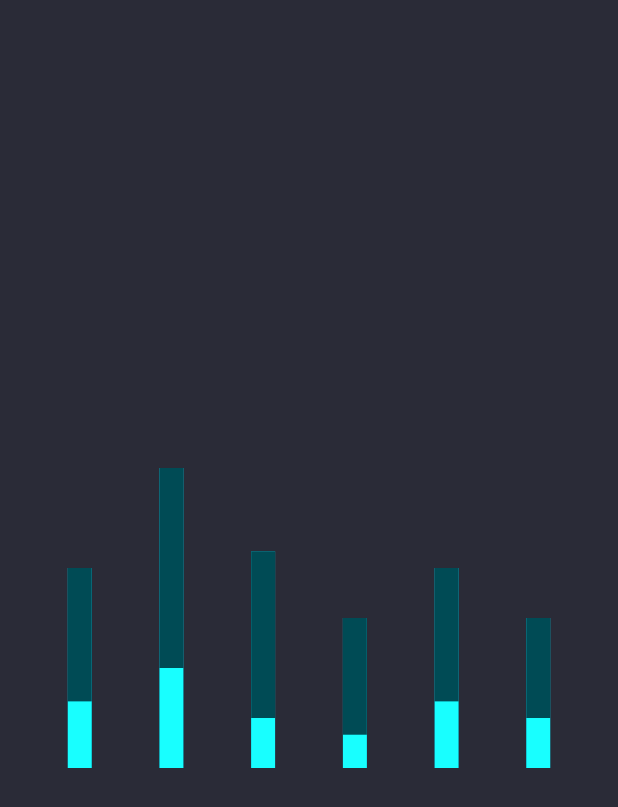
After one commit to Rajeshjoesph/Flutter_sample_project, a Flutter app: the CustomBarChart screen opened directly, on a phone screen of 412 x 824 dp. The commit adds this screen. Shown: the top 807 px of the screen. Run offline on Flutter 3.47's test engine with Material 3 defaults, Android fonts, the phone set to English and light mode, and no system bars; drawn by our look-alikes of fl_chart.

Commit message:
Refactor TodaySales widget to include CustomBarChart and enhance layout for improved data visualization

```diff
--- /dev/null
+++ b/lib/widget/bar_chart.dart
@@ -0,0 +1,59 @@
+import 'package:flutter/material.dart';
+import 'package:fl_chart/fl_chart.dart';
+
+class CustomBarChart extends StatelessWidget {
+  @override
+  Widget build(BuildContext context) {
+    return Scaffold(
+      backgroundColor: Color(0xFF2A2B37), // Dark background
+      body: Center(
+        child: SizedBox(
+          height: 200,
+          child: BarChart(
+            BarChartData(
+              gridData: FlGridData(show: false),
+              borderData: FlBorderData(show: false),
+              titlesData: FlTitlesData(
+                show: false, // No axis labels
+              ),
+              barGroups: [
+                _buildBar(0, 4, 8),
+                _buildBar(1, 6, 12),
+                _buildBar(2, 3, 10),
+                _buildBar(3, 2, 7),
+                _buildBar(4, 4, 8),
+                _buildBar(5, 3, 6),
+              ],
+            ),
+          ),
+        ),
+      ),
+    );
+  }
+
+  // Custom two-tone bar
+  BarChartGroupData _buildBar(int x, double bottomHeight, double topHeight) {
+    return BarChartGroupData(
+      x: x,
+      barRods: [
+        BarChartRodData(
+          toY: bottomHeight + topHeight,
+          width: 16,
+          borderRadius: BorderRadius.circular(0),
+          rodStackItems: [
+            BarChartRodStackItem(
+              0,
+              bottomHeight,
+              Colors.cyanAccent, // Bottom light color
+            ),
+            BarChartRodStackItem(
+              bottomHeight,
+              bottomHeight + topHeight,
+              Colors.black.withOpacity(0.6), // Top dark color
+            ),
+          ],
+        ),
+      ],
+    );
+  }
+}
--- a/pubspec.yaml
+++ b/pubspec.yaml
@@ -31,7 +31,7 @@ dependencies:
   flutter:
     sdk: flutter
   http: ^0.13.6
-
+  fl_chart: ^0.68.0
 
   # The following adds the Cupertino Icons font to your application.
   # Use with the CupertinoIcons class for iOS style icons.
```
Also changed, not shown: lib/widget/today_sales.dart (+67 -7 lines), pubspec.lock.
